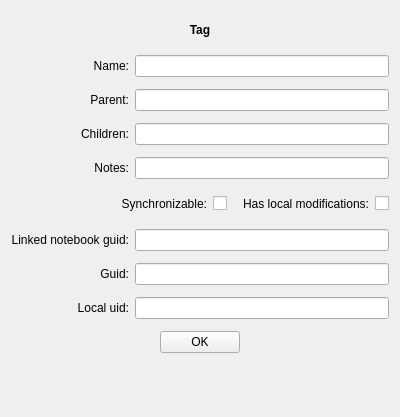
Old version of the form quentier/src/widgets/TagModelItemInfoWidget.ui in the repository d1vanov/quentier.
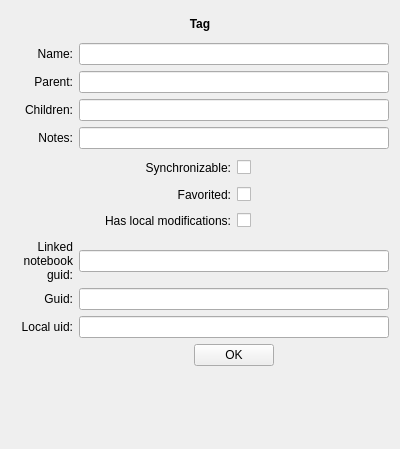
New version of the form.

```diff
--- a/quentier/src/widgets/TagModelItemInfoWidget.ui
+++ b/quentier/src/widgets/TagModelItemInfoWidget.ui
@@ -7,40 +7,21 @@
     <x>0</x>
     <y>0</y>
     <width>400</width>
-    <height>417</height>
+    <height>449</height>
    </rect>
   </property>
   <property name="windowTitle">
    <string>Form</string>
   </property>
-  <layout class="QGridLayout" name="gridLayout">
-   <item row="1" column="0">
-    <widget class="QLabel" name="tagNameLabel">
-     <property name="text">
-      <string>Name:</string>
+  <layout class="QGridLayout" name="gridLayout_2">
+   <item row="2" column="3">
+    <widget class="QLineEdit" name="parentTagLineEdit">
+     <property name="readOnly">
+      <bool>true</bool>
      </property>
-     <property name="alignment">
-      <set>Qt::AlignRight|Qt::AlignTrailing|Qt::AlignVCenter</set>
-     </property>
     </widget>
    </item>
-   <item row="1" column="1">
-    <widget class="QLineEdit" name="tagNameLineEdit"/>
-   </item>
-   <item row="2" column="0">
-    <widget class="QLabel" name="parentTagLabel">
-     <property name="text">
-      <string>Parent:</string>
-     </property>
-     <property name="alignment">
-      <set>Qt::AlignRight|Qt::AlignTrailing|Qt::AlignVCenter</set>
-     </property>
-    </widget>
-   </item>
-   <item row="2" column="1">
-    <widget class="QLineEdit" name="parentTagLineEdit"/>
-   </item>
-   <item row="3" column="0">
+   <item row="3" column="0" colspan="3">
     <widget class="QLabel" name="childrenLabel">
      <property name="text">
       <string>Children:</string>
@@ -50,42 +31,21 @@
      </property>
     </widget>
    </item>
-   <item row="4" column="1">
-    <widget class="QLineEdit" name="numNotesLineEdit"/>
-   </item>
-   <item row="3" column="1">
-    <widget class="QLineEdit" name="childrenLineEdit"/>
-   </item>
-   <item row="4" column="0">
-    <widget class="QLabel" name="numNotesLabel">
-     <property name="text">
-      <string>Notes:</string>
+   <item row="3" column="3">
+    <widget class="QLineEdit" name="childrenLineEdit">
+     <property name="readOnly">
+      <bool>true</bool>
      </property>
-     <property name="alignment">
-      <set>Qt::AlignRight|Qt::AlignTrailing|Qt::AlignVCenter</set>
-     </property>
     </widget>
    </item>
-   <item row="6" column="1">
-    <widget class="QLineEdit" name="linkedNotebookGuidLineEdit"/>
-   </item>
-   <item row="6" column="0">
-    <widget class="QLabel" name="linkedNotebookGuidLabel">
-     <property name="text">
-      <string>Linked notebook guid:</string>
-     </property>
-     <property name="alignment">
-      <set>Qt::AlignRight|Qt::AlignTrailing|Qt::AlignVCenter</set>
-     </property>
-     <property name="wordWrap">
+   <item row="6" column="3">
+    <widget class="QLineEdit" name="linkedNotebookGuidLineEdit">
+     <property name="readOnly">
       <bool>true</bool>
      </property>
     </widget>
    </item>
-   <item row="7" column="1">
-    <widget class="QLineEdit" name="guidLineEdit"/>
-   </item>
-   <item row="7" column="0">
+   <item row="7" column="1" colspan="2">
     <widget class="QLabel" name="guidLabel">
      <property name="text">
       <string>Guid:</string>
@@ -95,10 +55,14 @@
      </property>
     </widget>
    </item>
-   <item row="8" column="1">
-    <widget class="QLineEdit" name="localUidLineEdit"/>
+   <item row="7" column="3">
+    <widget class="QLineEdit" name="guidLineEdit">
+     <property name="readOnly">
+      <bool>true</bool>
+     </property>
+    </widget>
    </item>
-   <item row="8" column="0">
+   <item row="8" column="1" colspan="2">
     <widget class="QLabel" name="localUidLabel">
      <property name="text">
       <string>Local uid:</string>
@@ -108,7 +72,14 @@
      </property>
     </widget>
    </item>
-   <item row="9" column="0" colspan="2">
+   <item row="4" column="3">
+    <widget class="QLineEdit" name="numNotesLineEdit">
+     <property name="readOnly">
+      <bool>true</bool>
+     </property>
+    </widget>
+   </item>
+   <item row="9" column="3">
     <layout class="QHBoxLayout" name="okButtonHorizontalLayout">
      <item>
       <spacer name="leftOkButtonHorizontalSpacer">
@@ -145,7 +116,14 @@
      </item>
     </layout>
    </item>
-   <item row="0" column="0" colspan="2">
+   <item row="1" column="3">
+    <widget class="QLineEdit" name="tagNameLineEdit">
+     <property name="readOnly">
+      <bool>true</bool>
+     </property>
+    </widget>
+   </item>
+   <item row="0" column="0" colspan="4">
     <widget class="QLabel" name="tagLabel">
      <property name="minimumSize">
       <size>
@@ -173,22 +151,48 @@
      </property>
     </widget>
    </item>
-   <item row="5" column="0" colspan="2">
-    <layout class="QHBoxLayout" name="checkboxesHorizontalLayout">
-     <item>
-      <spacer name="leftCheckboxesHorizontalSpacer">
-       <property name="orientation">
-        <enum>Qt::Horizontal</enum>
-       </property>
-       <property name="sizeHint" stdset="0">
-        <size>
-         <width>10</width>
-         <height>20</height>
-        </size>
-       </property>
-      </spacer>
-     </item>
-     <item>
+   <item row="4" column="1" colspan="2">
+    <widget class="QLabel" name="numNotesLabel">
+     <property name="text">
+      <string>Notes:</string>
+     </property>
+     <property name="alignment">
+      <set>Qt::AlignRight|Qt::AlignTrailing|Qt::AlignVCenter</set>
+     </property>
+    </widget>
+   </item>
+   <item row="2" column="1" colspan="2">
+    <widget class="QLabel" name="parentTagLabel">
+     <property name="text">
+      <string>Parent:</string>
+     </property>
+     <property name="alignment">
+      <set>Qt::AlignRight|Qt::AlignTrailing|Qt::AlignVCenter</set>
+     </property>
+    </widget>
+   </item>
+   <item row="6" column="2">
+    <widget class="QLabel" name="linkedNotebookGuidLabel">
+     <property name="maximumSize">
+      <size>
+       <width>95</width>
+       <height>16777215</height>
+      </size>
+     </property>
+     <property name="text">
+      <string>Linked notebook guid:</string>
+     </property>
+     <property name="alignment">
+      <set>Qt::AlignRight|Qt::AlignTrailing|Qt::AlignVCenter</set>
+     </property>
+     <property name="wordWrap">
+      <bool>true</bool>
+     </property>
+    </widget>
+   </item>
+   <item row="5" column="3">
+    <layout class="QGridLayout" name="gridLayout">
+     <item row="0" column="0">
       <widget class="QLabel" name="synchronizableLabel">
        <property name="minimumSize">
         <size>
@@ -210,26 +214,23 @@
        </property>
       </widget>
      </item>
-     <item>
+     <item row="0" column="1">
       <widget class="QCheckBox" name="synchronizableCheckBox"/>
      </item>
-     <item>
-      <spacer name="middleCheckboxesHorizontalSpacer">
-       <property name="orientation">
-        <enum>Qt::Horizontal</enum>
+     <item row="1" column="0">
+      <widget class="QLabel" name="favoritedLabel">
+       <property name="text">
+        <string>Favorited:</string>
        </property>
-       <property name="sizeType">
-        <enum>QSizePolicy::Maximum</enum>
+       <property name="alignment">
+        <set>Qt::AlignRight|Qt::AlignTrailing|Qt::AlignVCenter</set>
        </property>
-       <property name="sizeHint" stdset="0">
-        <size>
-         <width>10</width>
-         <height>0</height>
-        </size>
-       </property>
-      </spacer>
+      </widget>
      </item>
-     <item>
+     <item row="1" column="1">
+      <widget class="QCheckBox" name="favoritedCheckBox"/>
+     </item>
+     <item row="2" column="0">
       <widget class="QLabel" name="dirtyLabel">
        <property name="minimumSize">
         <size>
@@ -251,12 +252,29 @@
        </property>
       </widget>
      </item>
-     <item>
+     <item row="2" column="1">
       <widget class="QCheckBox" name="dirtyCheckBox"/>
      </item>
     </layout>
    </item>
-   <item row="10" column="0" colspan="2">
+   <item row="1" column="2">
+    <widget class="QLabel" name="tagNameLabel">
+     <property name="text">
+      <string>Name:</string>
+     </property>
+     <property name="alignment">
+      <set>Qt::AlignRight|Qt::AlignTrailing|Qt::AlignVCenter</set>
+     </property>
+    </widget>
+   </item>
+   <item row="8" column="3">
+    <widget class="QLineEdit" name="localUidLineEdit">
+     <property name="readOnly">
+      <bool>true</bool>
+     </property>
+    </widget>
+   </item>
+   <item row="10" column="0" rowspan="2" colspan="4">
     <widget class="QLabel" name="statusBarLabel">
      <property name="minimumSize">
       <size>
```
